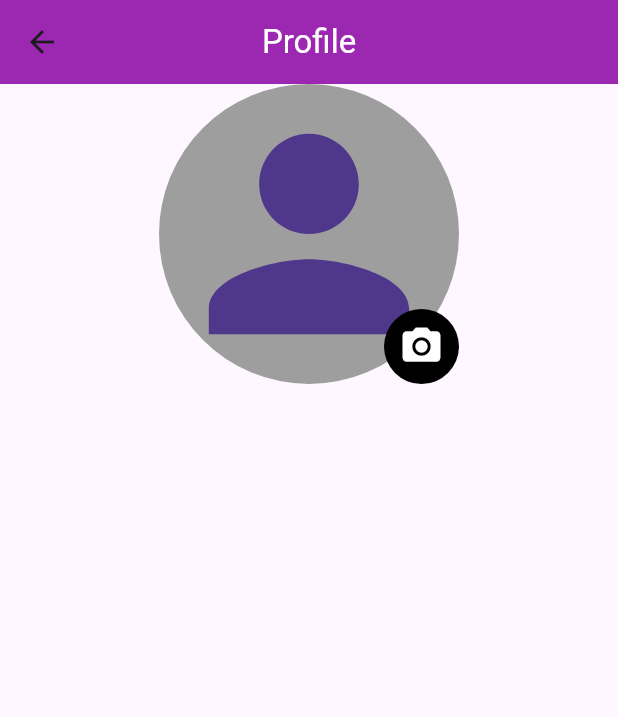
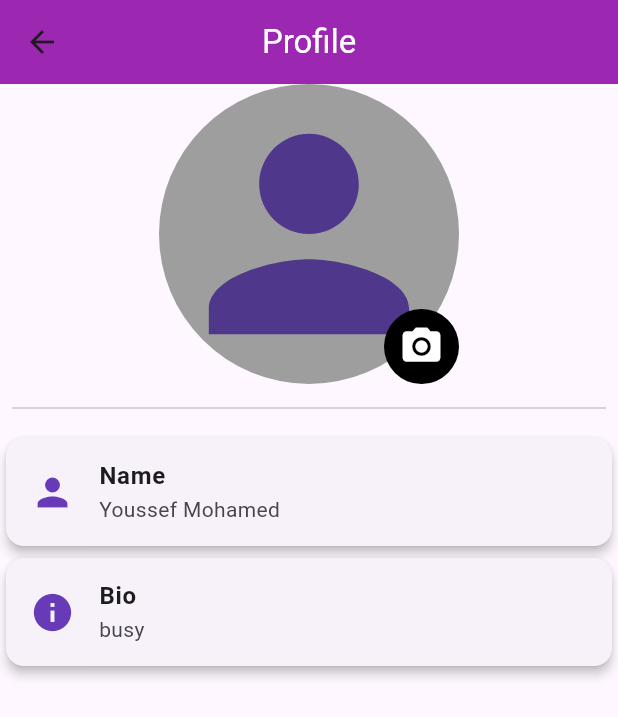
Before and after one commit to YoussefAbuHelw/Flutter_APP, a Flutter app: the ProfilePage screen opened directly, on a phone screen of 412 x 824 dp. Shown: the top 717 px of the screen. Run offline on Flutter 3.47's test engine with Material 3 defaults, Android fonts, the light colour scheme and no system bars; our stand-ins replace image_picker.

Commit message:
Enhance The Structure of Project

```diff
--- /dev/null
+++ b/lib/General_Widget/Card.dart
@@ -0,0 +1,30 @@
+import 'package:flutter/material.dart';
+class ContactCard extends StatelessWidget {
+  final IconData icon;
+  final Color iconColor;
+  final String title;
+  final String subtitle;
+
+  const ContactCard({
+    Key? key,
+    required this.icon,
+    required this.iconColor,
+    required this.title,
+    required this.subtitle,
+  }) : super(key: key);
+
+  @override
+  Widget build(BuildContext context) {
+    return Card(
+      elevation: 3,
+      shape: RoundedRectangleBorder(borderRadius: BorderRadius.circular(12)),
+      //gives the card rounded corners.
+      child: ListTile(
+        //A pre-built layout with a leading, title, and subtitle.
+        leading: Icon(icon, color: iconColor, size: 30),
+        title: Text(title, style: TextStyle(fontWeight: FontWeight.bold)),
+        subtitle: Text(subtitle),
+      ),
+    );
+  }
+}
--- a/lib/Portfolio/ContactScreen.dart
+++ b/lib/Portfolio/ContactScreen.dart
@@ -1,5 +1,6 @@
 
 import 'package:flutter/material.dart';
+import 'package:sectiontasks/General_Widget/Card.dart';
 
 class ContactScreen extends StatelessWidget {
   @override
@@ -75,33 +76,33 @@ class ContactScreen extends StatelessWidget {
     );
   }
 }
-
-class ContactCard extends StatelessWidget {
-  final IconData icon;
-  final Color iconColor;
-  final String title;
-  final String subtitle;
-
-  const ContactCard({
-    Key? key,
-    required this.icon,
-    required this.iconColor,
-    required this.title,
-    required this.subtitle,
-  }) : super(key: key);
-
-  @override
-  Widget build(BuildContext context) {
-    return Card(
-      elevation: 3,
-      shape: RoundedRectangleBorder(borderRadius: BorderRadius.circular(12)),
-      //gives the card rounded corners.
-      child: ListTile(
-        //A pre-built layout with a leading, title, and subtitle.
-        leading: Icon(icon, color: iconColor, size: 30),
-        title: Text(title, style: TextStyle(fontWeight: FontWeight.bold)),
-        subtitle: Text(subtitle),
-      ),
-    );
-  }
-}
+//
+// class ContactCard extends StatelessWidget {
+//   final IconData icon;
+//   final Color iconColor;
+//   final String title;
+//   final String subtitle;
+//
+//   const ContactCard({
+//     Key? key,
+//     required this.icon,
+//     required this.iconColor,
+//     required this.title,
+//     required this.subtitle,
+//   }) : super(key: key);
+//
+//   @override
+//   Widget build(BuildContext context) {
+//     return Card(
+//       elevation: 3,
+//       shape: RoundedRectangleBorder(borderRadius: BorderRadius.circular(12)),
+//       //gives the card rounded corners.
+//       child: ListTile(
+//         //A pre-built layout with a leading, title, and subtitle.
+//         leading: Icon(icon, color: iconColor, size: 30),
+//         title: Text(title, style: TextStyle(fontWeight: FontWeight.bold)),
+//         subtitle: Text(subtitle),
+//       ),
+//     );
+//   }
+// }
--- a/lib/Profile/Profile_page/profile_page.dart
+++ b/lib/Profile/Profile_page/profile_page.dart
@@ -2,6 +2,7 @@ import 'dart:io';
 
 import 'package:flutter/material.dart';
 import 'package:image_picker/image_picker.dart';
+import 'package:sectiontasks/General_Widget/Card.dart';
 
 class ProfilePage extends StatefulWidget {
   ProfilePage({super.key});
@@ -134,6 +135,19 @@ class _ProfilePageState extends State<ProfilePage> {
               ],
             ),
           ),
+          Padding(padding: const EdgeInsets.all(8.0), child: Divider()),
+          ContactCard(
+            icon: Icons.person,
+            iconColor: Colors.deepPurple,
+            title: "Name",
+            subtitle: "Youssef Mohamed",
+          ),
+          ContactCard(
+            icon: Icons.info,
+            iconColor: Colors.deepPurple,
+            title: "Bio",
+            subtitle: "busy",
+          ),
         ],
       ),
     );
@@ -146,15 +160,12 @@ class Options extends StatelessWidget {
     super.key,
     required this.icon,
     required this.title,
-    // this.selectedFile,
   });
 
   final IconData icon;
   final String title;
 
   final VoidCallback onPressed;
-
-  // final File? selectedFile;
 
   @override
   Widget build(BuildContext context) {
```
